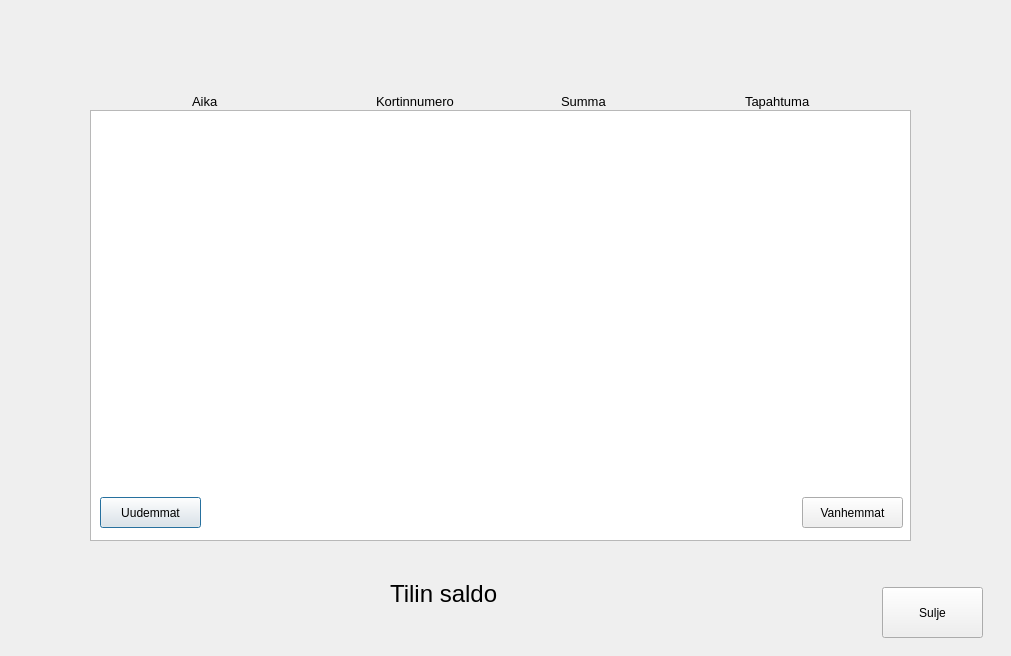
Old version of the form bankautomat/selaatapahtumia.ui in the repository tvt21kmo-bank-project/group_15.
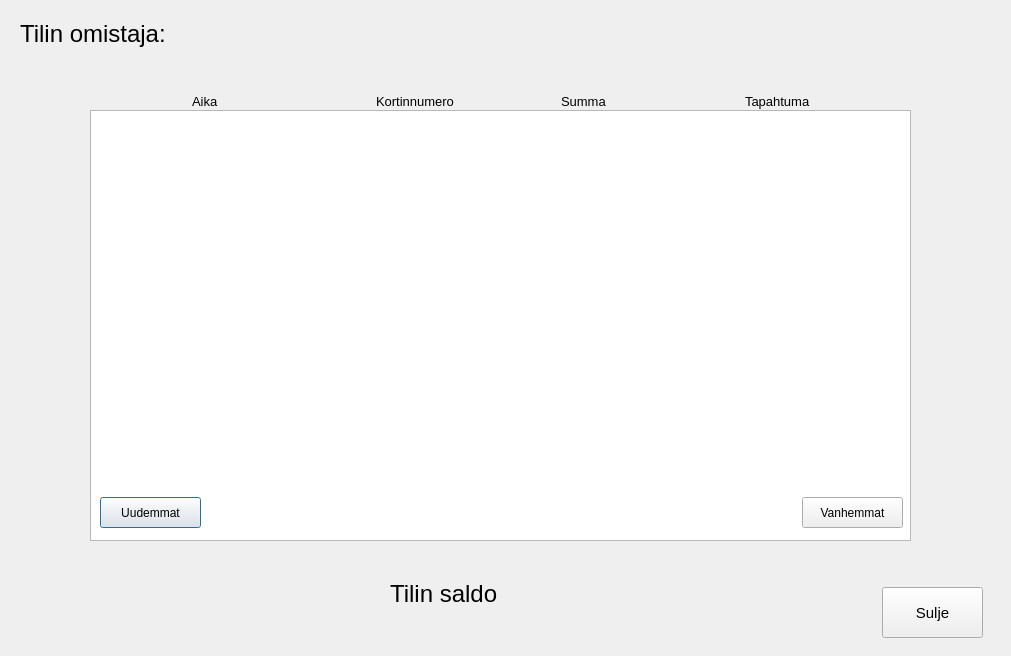
New version of the form.

Commit message: omistaja lisätty

```diff
--- a/bankautomat/selaatapahtumia.ui
+++ b/bankautomat/selaatapahtumia.ui
@@ -81,6 +81,11 @@
      <height>51</height>
     </rect>
    </property>
+   <property name="font">
+    <font>
+     <pointsize>11</pointsize>
+    </font>
+   </property>
    <property name="text">
     <string>Sulje</string>
    </property>
@@ -181,6 +186,42 @@
     </item>
    </layout>
   </widget>
+  <widget class="QWidget" name="">
+   <property name="geometry">
+    <rect>
+     <x>20</x>
+     <y>20</y>
+     <width>961</width>
+     <height>38</height>
+    </rect>
+   </property>
+   <layout class="QFormLayout" name="formLayout_2">
+    <item row="0" column="0">
+     <widget class="QLabel" name="label_6">
+      <property name="font">
+       <font>
+        <pointsize>18</pointsize>
+       </font>
+      </property>
+      <property name="text">
+       <string>Tilin omistaja:</string>
+      </property>
+     </widget>
+    </item>
+    <item row="0" column="1">
+     <widget class="QLabel" name="label_omistaja">
+      <property name="font">
+       <font>
+        <pointsize>18</pointsize>
+       </font>
+      </property>
+      <property name="text">
+       <string/>
+      </property>
+     </widget>
+    </item>
+   </layout>
+  </widget>
  </widget>
  <resources/>
  <connections/>
```
Left out of the diff: 28 changed lines with no effect on the pictures. The commit also changes 17 other files.
